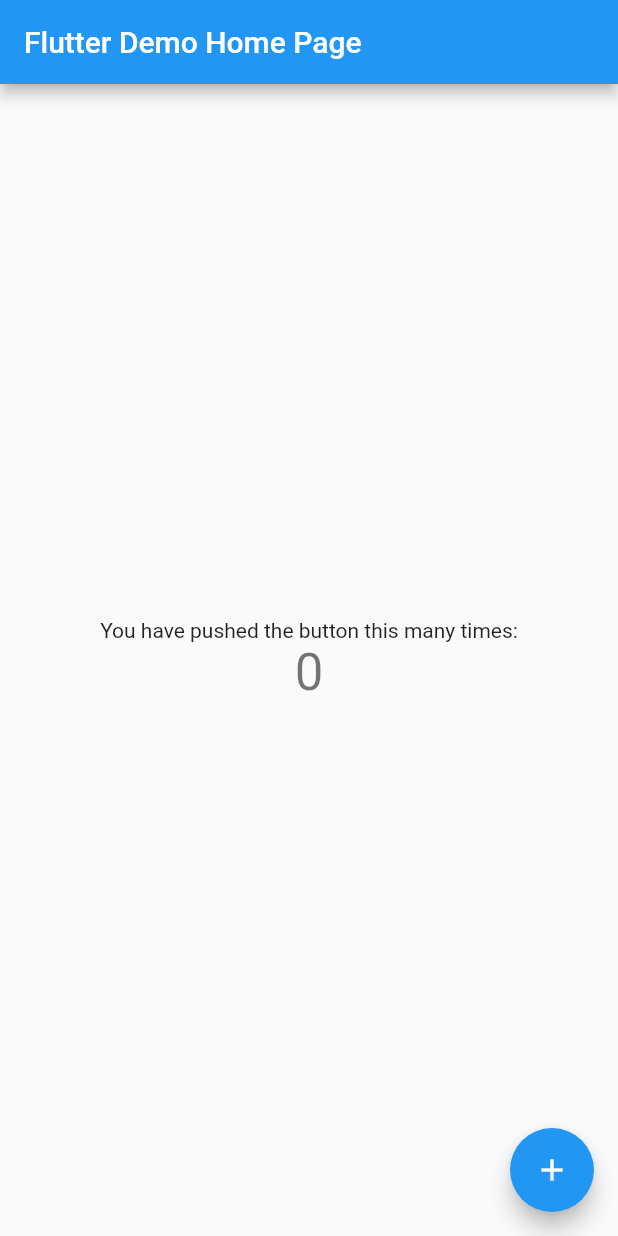
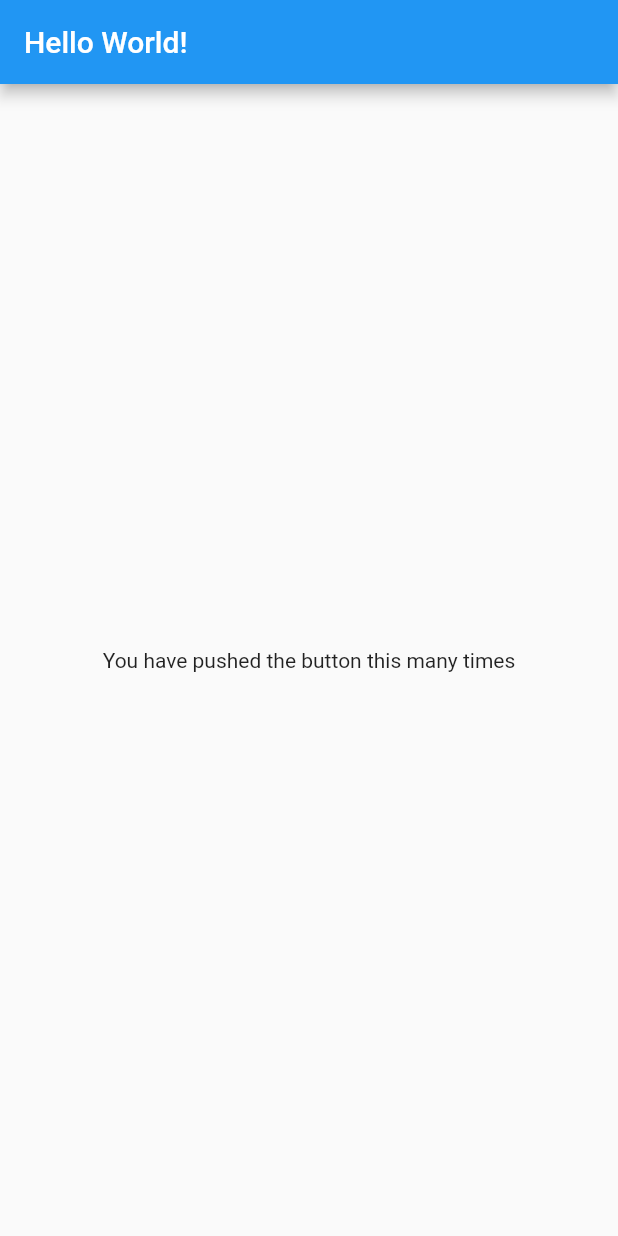
Before and after one commit to pariterre/good_accounts, a Flutter app: the screen it shows after launch, on a phone screen of 412 x 824 dp. Run offline on Flutter 3.47's test engine with Material 2 defaults, Android fonts, the phone set to English and light mode, and no system bars; generated files the repository leaves out were written again.

```diff
--- /dev/null
+++ b/l10n.yaml
@@ -0,0 +1,3 @@
+arb-dir: lib/l10n
+template-arb-file: app_en.arb
+output-localization-file: app_localizations.dart
--- /dev/null
+++ b/lib/l10n/app_en.arb
@@ -0,0 +1,6 @@
+{
+    "helloWorld": "Hello World!",
+    "@helloWorld": {
+      "description": "The conventional newborn programmer greeting"
+    }
+}
--- /dev/null
+++ b/lib/l10n/app_fr.arb
@@ -0,0 +1,3 @@
+{
+    "helloWorld": "Bonjour le monde!"
+}
--- a/lib/main.dart
+++ b/lib/main.dart
@@ -1,4 +1,5 @@
 import 'package:flutter/material.dart';
+import 'package:flutter_gen/gen_l10n/app_localizations.dart';
 
 void main() {
   runApp(const MyApp());
@@ -7,60 +8,28 @@ void main() {
 class MyApp extends StatelessWidget {
   const MyApp({Key? key}) : super(key: key);
 
-  // This widget is the root of your application.
   @override
   Widget build(BuildContext context) {
     return MaterialApp(
       title: 'Flutter Demo',
       theme: ThemeData(
-        // This is the theme of your application.
-        //
-        // Try running your application with "flutter run". You'll see the
-        // application has a blue toolbar. Then, without quitting the app, try
-        // changing the primarySwatch below to Colors.green and then invoke
-        // "hot reload" (press "r" in the console where you ran "flutter run",
-        // or simply save your changes to "hot reload" in a Flutter IDE).
-        // Notice that the counter didn't reset back to zero; the application
-        // is not restarted.
         primarySwatch: Colors.blue,
       ),
-      home: const MyHomePage(title: 'Flutter Demo Home Page'),
+      localizationsDelegates: AppLocalizations.localizationsDelegates,
+      supportedLocales: AppLocalizations.supportedLocales,
+      home: const MyHomePage(),
     );
   }
 }
 
 class MyHomePage extends StatefulWidget {
-  const MyHomePage({Key? key, required this.title}) : super(key: key);
-
-  // This widget is the home page of your application. It is stateful, meaning
-  // that it has a State object (defined below) that contains fields that affect
-  // how it looks.
-
-  // This class is the configuration for the state. It holds the values (in this
-  // case the title) provided by the parent (in this case the App widget) and
-  // used by the build method of the State. Fields in a Widget subclass are
-  // always marked "final".
-
-  final String title;
+  const MyHomePage({Key? key}) : super(key: key);
 
   @override
   State<MyHomePage> createState() => _MyHomePageState();
 }
 
 class _MyHomePageState extends State<MyHomePage> {
-  int _counter = 0;
-
-  void _incrementCounter() {
-    setState(() {
-      // This call to setState tells the Flutter framework that something has
-      // changed in this State, which causes it to rerun the build method below
-      // so that the display can reflect the updated values. If we changed
-      // _counter without calling setState(), then the build method would not be
-      // called again, and so nothing would appear to happen.
-      _counter++;
-    });
-  }
-
   @override
   Widget build(BuildContext context) {
     // This method is rerun every time setState is called, for instance as done
@@ -71,45 +40,11 @@ class _MyHomePageState extends State<MyHomePage> {
     // than having to individually change instances of widgets.
     return Scaffold(
       appBar: AppBar(
-        // Here we take the value from the MyHomePage object that was created by
-        // the App.build method, and use it to set our appbar title.
-        title: Text(widget.title),
+        title: Text(AppLocalizations.of(context)!.helloWorld),
       ),
-      body: Center(
-        // Center is a layout widget. It takes a single child and positions it
-        // in the middle of the parent.
-        child: Column(
-          // Column is also a layout widget. It takes a list of children and
-          // arranges them vertically. By default, it sizes itself to fit its
-          // children horizontally, and tries to be as tall as its parent.
-          //
-          // Invoke "debug painting" (press "p" in the console, choose the
-          // "Toggle Debug Paint" action from the Flutter Inspector in Android
-          // Studio, or the "Toggle Debug Paint" command in Visual Studio Code)
-          // to see the wireframe for each widget.
-          //
-          // Column has various properties to control how it sizes itself and
-          // how it positions its children. Here we use mainAxisAlignment to
-          // center the children vertically; the main axis here is the vertical
-          // axis because Columns are vertical (the cross axis would be
-          // horizontal).
-          mainAxisAlignment: MainAxisAlignment.center,
-          children: <Widget>[
-            const Text(
-              'You have pushed the button this many times:',
-            ),
-            Text(
-              '$_counter',
-              style: Theme.of(context).textTheme.headline4,
-            ),
-          ],
-        ),
+      body: const Center(
+        child: Text('You have pushed the button this many times'),
       ),
-      floatingActionButton: FloatingActionButton(
-        onPressed: _incrementCounter,
-        tooltip: 'Increment',
-        child: const Icon(Icons.add),
-      ), // This trailing comma makes auto-formatting nicer for build methods.
     );
   }
 }
--- a/pubspec.yaml
+++ b/pubspec.yaml
@@ -29,6 +29,9 @@ environment:
 dependencies:
   flutter:
     sdk: flutter
+  flutter_localizations:
+    sdk: flutter
+  intl: ^0.17.0
 
 
   # The following adds the Cupertino Icons font to your application.
@@ -56,6 +59,9 @@ flutter:
   # included with your application, so that you can use the icons in
   # the material Icons class.
   uses-material-design: true
+
+  # The following line allows for text translation
+  generate: true
 
   # To add assets to your application, add an assets section, like this:
   # assets:
```
Also changed, not shown: pubspec.lock, 1 other file.
